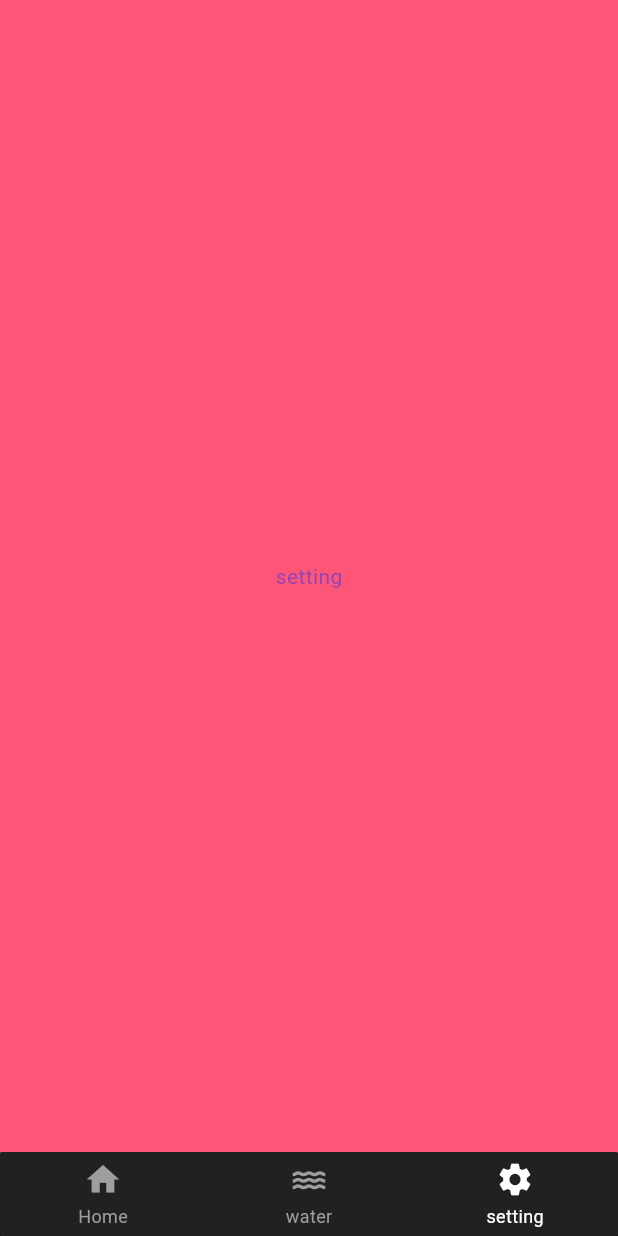
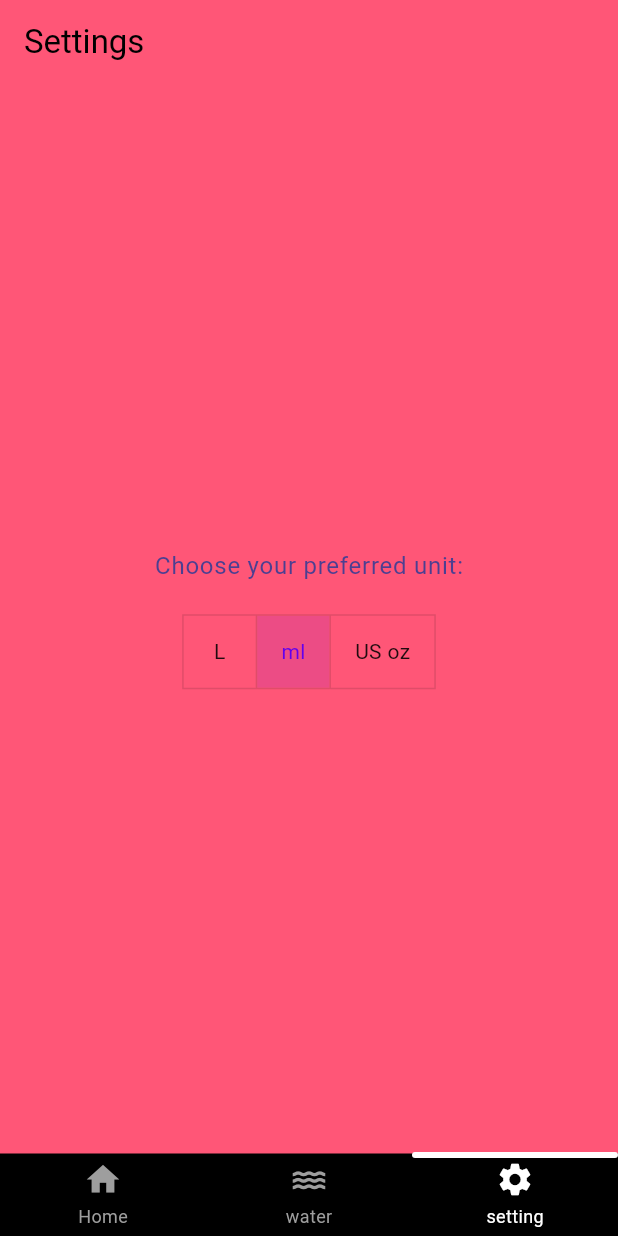
Before and after one commit to real-Hafez/lose_weight_eat_healthy, a Flutter app: the BottomNavBar widget shown alone on an empty page, opened directly, item 3 of the bottom bar chosen, on a phone screen of 412 x 824 dp. Run offline on Flutter 3.47's test engine with Material 3 defaults, Android fonts, the phone set to English and light mode, and no system bars; drawn by our look-alikes of persistent_bottom_nav_bar; our stand-ins replace animated_text_kit, another_flutter_splash_screen, auto_size_text, bloc, cloud_firestore, device_preview and 14 more; accounts and stored records are empty.

Commit message:
get water unit , how much user need to drink and make round to all units

```diff
--- a/lib/src/features/Navigator_Bar/widgets/bottom_nav_bar.dart
+++ b/lib/src/features/Navigator_Bar/widgets/bottom_nav_bar.dart
@@ -16,7 +16,8 @@ class _BottomNavBarState extends State<BottomNavBar> {
   @override
   void initState() {
     super.initState();
-    _controller = PersistentTabController(initialIndex: 0);
+    //change that to change openss tab
+    _controller = PersistentTabController(initialIndex: 1);
   }
 
   @override
@@ -32,19 +33,19 @@ class _BottomNavBarState extends State<BottomNavBar> {
               animateTabTransition: true,
               screenTransitionAnimationType:
                   ScreenTransitionAnimationType.slide,
-              curve: Curves.bounceIn)),
+              curve: Curves.ease)),
       handleAndroidBackButtonPress: true,
       resizeToAvoidBottomInset: true,
       stateManagement: true,
       hideNavigationBarWhenKeyboardAppears: true,
       // popAllScreensOnTapOfSelectedTab: true,
-      backgroundColor: Colors.grey.shade900,
+      backgroundColor: const Color.fromARGB(0, 255, 255, 255),
       decoration: NavBarDecoration(
         borderRadius: BorderRadius.circular(1.0),
       ),
       confineToSafeArea: false,
       navBarHeight: kBottomNavigationBarHeight,
-      navBarStyle: NavBarStyle.style8,
+      navBarStyle: NavBarStyle.style4,
     );
   }
 }
--- a/lib/src/features/Navigator_Bar/widgets/screens.dart
+++ b/lib/src/features/Navigator_Bar/widgets/screens.dart
@@ -6,7 +6,7 @@ import 'package:lose_weight_eat_healthy/src/features/water/pages/water.dart';
 List<Widget> buildScreens() {
   return [
     const HomeScreen(),
-    const water(),
-    const settingscreen(),
+    const Water(),
+    const SettingsScreen(),
   ];
 }
--- a/lib/src/features/Settings/pages/setting.dart
+++ b/lib/src/features/Settings/pages/setting.dart
@@ -1,12 +1,74 @@
 import 'package:flutter/material.dart';
+import 'package:shared_preferences/shared_preferences.dart';
 
-class settingscreen extends StatelessWidget {
-  const settingscreen({super.key});
+class SettingsScreen extends StatefulWidget {
+  const SettingsScreen({super.key});
+
+  @override
+  _SettingsScreenState createState() => _SettingsScreenState();
+}
+
+class _SettingsScreenState extends State<SettingsScreen> {
+  // List of units to choose from
+  final List<String> _units = ['L', 'ml', 'US oz'];
+  int _selectedIndex = 0; // Index for the selected unit
+
+  @override
+  void initState() {
+    super.initState();
+    _loadSelectedUnit();
+  }
+
+  // Load the selected unit from SharedPreferences
+  Future<void> _loadSelectedUnit() async {
+    final prefs = await SharedPreferences.getInstance();
+    final savedUnit = prefs.getString('water_unit') ?? 'ml';
+    setState(() {
+      _selectedIndex = _units.indexOf(savedUnit);
+    });
+  }
+
+  // Save the selected unit to SharedPreferences
+  Future<void> _saveSelectedUnit(int index) async {
+    final prefs = await SharedPreferences.getInstance();
+    final selectedUnit = _units[index];
+    await prefs.setString('water_unit', selectedUnit);
+  }
 
   @override
   Widget build(BuildContext context) {
-    return const Scaffold(
-      body: Center(child: Text('setting')),
+    return Scaffold(
+      appBar: AppBar(
+        title: const Text('Settings'),
+      ),
+      body: Center(
+        child: Column(
+          mainAxisAlignment: MainAxisAlignment.center,
+          children: [
+            Text(
+              'Choose your preferred unit:',
+              style: Theme.of(context).textTheme.bodyLarge,
+            ),
+            const SizedBox(height: 20),
+            ToggleButtons(
+              isSelected: List.generate(
+                  _units.length, (index) => index == _selectedIndex),
+              onPressed: (index) {
+                setState(() {
+                  _selectedIndex = index;
+                });
+                _saveSelectedUnit(index);
+              },
+              children: _units
+                  .map((unit) => Padding(
+                        padding: const EdgeInsets.symmetric(horizontal: 16.0),
+                        child: Text(unit),
+                      ))
+                  .toList(),
+            ),
+          ],
+        ),
+      ),
     );
   }
 }
--- a/lib/src/features/Setup/pages/OnboardingPage.dart
+++ b/lib/src/features/Setup/pages/OnboardingPage.dart
@@ -10,7 +10,7 @@ import 'package:lose_weight_eat_healthy/src/features/Setup/pages/HeightSelection
 import 'package:lose_weight_eat_healthy/src/features/Setup/pages/WeightSelectionPage.dart';
 import 'package:lose_weight_eat_healthy/src/features/Setup/pages/WelcomeOnboardingPage.dart';
 import 'package:lose_weight_eat_healthy/src/features/Setup/pages/WeightLossMessageWidget.dart';
-import 'package:lose_weight_eat_healthy/src/features/Setup/pages/waterpage.dart';
+import 'package:lose_weight_eat_healthy/src/features/Setup/pages/WaterPage_setup.dart';
 import 'package:lose_weight_eat_healthy/src/features/Setup/widgets/water_widget.dart';
 
 class OnboardingPage extends StatelessWidget {
@@ -84,7 +84,7 @@ class OnboardingPage extends StatelessWidget {
                         context.read<OnboardingCubit>().nextPage();
                       },
                     ),
-                    WaterPage(
+                    WaterPage_setup(
                       onAnimationFinished: () {
                         context.read<OnboardingCubit>().showNextButton();
                       },
--- a/lib/src/features/water/pages/water.dart
+++ b/lib/src/features/water/pages/water.dart
@@ -1,15 +1,70 @@
 import 'package:flutter/material.dart';
 import 'package:lose_weight_eat_healthy/src/features/water/widgets/WaterIntakeWidget.dart';
+import 'package:shared_preferences/shared_preferences.dart';
 
-class water extends StatelessWidget {
-  const water({super.key});
+class Water extends StatefulWidget {
+  const Water({super.key});
+
+  @override
+  _WaterState createState() => _WaterState();
+}
+
+class _WaterState extends State<Water> {
+  String? _savedUnit;
+  final double _waterNeeded = 2500.0;
+  final double _currentIntake = 299.0;
+
+  @override
+  void initState() {
+    super.initState();
+    _loadSavedPreferences();
+  }
+
+  Future<void> _loadSavedPreferences() async {
+    final prefs = await SharedPreferences.getInstance();
+    setState(() {
+      _savedUnit = prefs.getString('water_unit') ?? 'ml';
+    });
+  }
+
+  double _convertToUnit(double valueInMl) {
+    double convertedValue;
+
+    switch (_savedUnit) {
+      case 'L':
+        convertedValue = valueInMl / 1000.0;
+        break;
+      case 'US oz':
+        convertedValue = valueInMl * 0.033814;
+        break;
+      default:
+        convertedValue = valueInMl;
+        break;
+    }
+
+    return double.parse(convertedValue.toStringAsFixed(1));
+  }
 
   @override
   Widget build(BuildContext context) {
-    return const Scaffold(
-      body: WaterIntakeWidget(
-        currentIntake: 2200,
-        totalTarget: 3000,
+    if (_savedUnit == null) {
+      return const Center(
+        child: CircularProgressIndicator(),
+      );
+    }
+
+    final convertedWaterNeeded = _convertToUnit(_waterNeeded);
+    final convertedCurrentIntake = _convertToUnit(_currentIntake);
+
+    return Scaffold(
+      body: Column(
+        children: [
+          WaterIntakeWidget(
+            initialIntake: convertedCurrentIntake,
+            totalTarget: convertedWaterNeeded,
+            unit: _savedUnit!,
+          ),
+        ],
       ),
     );
   }
--- a/lib/src/features/water/widgets/WaterIntakeWidget.dart
+++ b/lib/src/features/water/widgets/WaterIntakeWidget.dart
@@ -1,70 +1,116 @@
 import 'package:flutter/material.dart';
+import 'package:ionicons/ionicons.dart';
 import 'package:liquid_progress_indicator_v2/liquid_progress_indicator.dart';
 
-class WaterIntakeWidget extends StatelessWidget {
-  final double currentIntake;
+class WaterIntakeWidget extends StatefulWidget {
+  final double initialIntake;
   final double totalTarget;
+  final String unit;
 
   const WaterIntakeWidget({
     super.key,
-    required this.currentIntake,
+    required this.initialIntake,
     required this.totalTarget,
+    required this.unit,
   });
 
   @override
+  _WaterIntakeWidgetState createState() => _WaterIntakeWidgetState();
+}
+
+class _WaterIntakeWidgetState extends State<WaterIntakeWidget> {
+  late double _currentIntake;
+
+  @override
+  void initState() {
+    super.initState();
+    _currentIntake = widget.initialIntake;
+  }
+
+  void _incrementIntake() {
+    setState(() {
+      double incrementAmount = 300.0;
+      switch (widget.unit) {
+        case 'L':
+          incrementAmount = 300.0 / 1000.0;
+          break;
+        case 'US oz':
+          incrementAmount = 300.0 * 0.033814;
+          break;
+        default:
+          break;
+      }
+
+      _currentIntake += incrementAmount;
+    });
+  }
+
+  String _formatValue(double value) {
+    return value.toStringAsFixed(1);
+  }
+
+  @override
   Widget build(BuildContext context) {
-    double percentage = currentIntake / totalTarget;
+    double percentage = _currentIntake / widget.totalTarget;
 
-    return Scaffold(
-      body: Stack(
+    return Center(
+      child: SizedBox(
+        width: MediaQuery.of(context).size.width * .8,
+        height: MediaQuery.of(context).size.height * .4,
+        child: Stack(
           children: [
-          SizedBox.expand(
-            child: LiquidCustomProgressIndicator(
-              value: percentage.clamp(0, 1),
+            LiquidCircularProgressIndicator(
+              value: percentage,
               valueColor: const AlwaysStoppedAnimation(Colors.blue),
-              backgroundColor: Colors.grey.shade200,
+              backgroundColor: Colors.white,
+              borderColor: Colors.red,
+              borderWidth: 2.0,
               direction: Axis.vertical,
-              shapePath:
-                  _buildFullScreenPath(context),
             ),
-          ),
-          // Centered Text
             Center(
               child: Column(
                 mainAxisSize: MainAxisSize.min,
                 children: [
+                  SizedBox(
+                    height: MediaQuery.of(context).size.height * .06,
+                  ),
                   Text(
-                  "${(percentage * 100).toStringAsFixed(0)}%", // Percentage text
+                    "${(percentage * 100).toStringAsFixed(0)}%",
                     style: const TextStyle(
-                    fontSize: 48,
+                      fontSize: 28,
                       fontWeight: FontWeight.bold,
-                    color: Colors.white, // Text color
+                      color: Colors.black,
                     ),
                   ),
-                const SizedBox(height: 10), // Spacing
+                  SizedBox(
+                    height: MediaQuery.of(context).size.height * .01,
+                  ),
                   Text(
-                  "$currentIntake ml / $totalTarget ml", // Current and target water intake
+                    "${_formatValue(_currentIntake)} ${widget.unit} / ${_formatValue(widget.totalTarget)} ${widget.unit}",
                     style: const TextStyle(
-                    fontSize: 24,
+                      fontSize: 18,
                       fontWeight: FontWeight.w400,
-                    color: Colors.white, // Text color
+                      color: Colors.black,
                     ),
+                  ),
+                  SizedBox(
+                    height: MediaQuery.of(context).size.height * .06,
+                  ),
+                  IconButton(
+                    icon: Icon(
+                      Ionicons.add,
+                      weight: 100,
+                      color: Colors.black,
+                      size: MediaQuery.of(context).size.height * .1,
+                    ),
+                    onPressed: _incrementIntake,
                   ),
                 ],
               ),
             ),
           ],
         ),
+      ),
     );
   }
-
-  Path _buildFullScreenPath(BuildContext context) {
-    final size = MediaQuery.of(context).size;
-    return Path()
-      ..moveTo(0, 0)
-      ..lineTo(0, size.height)
-      ..lineTo(size.width, size.height)
-      ..lineTo(size.width, 0)
-      ..close();
 }
-}
```
Also changed, not shown: lib/src/features/Setup/pages/WaterPage_setup.dart (renamed from lib/src/features/Setup/pages/waterpage.dart, +4 -4 lines). Lines whose indentation alone changed are shown as unchanged.
